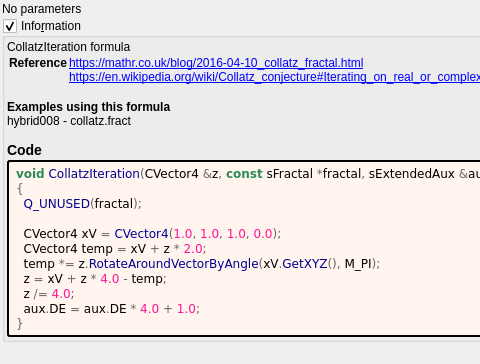
The window that mandelbulber2/formula/ui/collatz.ui (buddhi1980/mandelbulber2) describes before a commit, drawn with Qt 5; both pictures show x 0 to 480 and y 0 to 364 of the 772 by 685 pixel window.
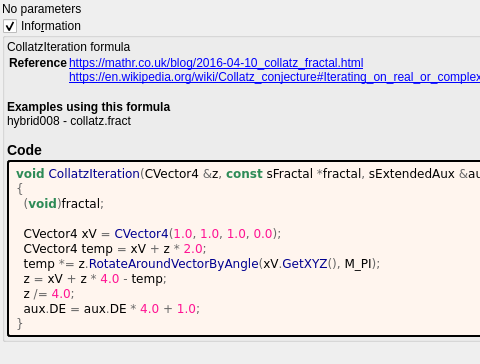
The same window after the commit. Custom widgets are drawn as their Qt base class.

Patch:
```diff
--- a/mandelbulber2/formula/ui/collatz.ui
+++ b/mandelbulber2/formula/ui/collatz.ui
@@ -93,7 +93,7 @@
          <string notr="true">&lt;body style=&quot;background-color:#fff5ee&quot;&gt;
 &lt;pre style=&quot;color:#000000; background-color:#fff5ee;  font-family:&#039;Courier New&#039;,monospace;white-space: pre-wrap;&quot;&gt;&lt;span style=&quot;color:#2e8b57; font-weight:bold&quot;&gt;void&lt;/span&gt; &lt;span style=&quot;color:#00008f&quot;&gt;CollatzIteration&lt;/span&gt;&lt;span style=&quot;color:#676767&quot;&gt;(&lt;/span&gt;CVector4 &lt;span style=&quot;color:#676767&quot;&gt;&amp;amp;&lt;/span&gt;z&lt;span style=&quot;color:#676767&quot;&gt;,&lt;/span&gt; &lt;span style=&quot;color:#2e8b57; font-weight:bold&quot;&gt;const&lt;/span&gt; sFractal &lt;span style=&quot;color:#676767&quot;&gt;*&lt;/span&gt;fractal&lt;span style=&quot;color:#676767&quot;&gt;,&lt;/span&gt; sExtendedAux &lt;span style=&quot;color:#676767&quot;&gt;&amp;amp;&lt;/span&gt;aux&lt;span style=&quot;color:#676767&quot;&gt;)&lt;/span&gt;
 &lt;span style=&quot;color:#676767&quot;&gt;{&lt;/span&gt;
-  &lt;span style=&quot;color:#00008f&quot;&gt;Q_UNUSED&lt;/span&gt;&lt;span style=&quot;color:#676767&quot;&gt;(&lt;/span&gt;fractal&lt;span style=&quot;color:#676767&quot;&gt;);&lt;/span&gt;
+  &lt;span style=&quot;color:#676767&quot;&gt;(&lt;/span&gt;&lt;span style=&quot;color:#2e8b57; font-weight:bold&quot;&gt;void&lt;/span&gt;&lt;span style=&quot;color:#676767&quot;&gt;)&lt;/span&gt;fractal&lt;span style=&quot;color:#676767&quot;&gt;;&lt;/span&gt;
 
   CVector4 xV &lt;span style=&quot;color:#676767&quot;&gt;=&lt;/span&gt; &lt;span style=&quot;color:#00008f&quot;&gt;CVector4&lt;/span&gt;&lt;span style=&quot;color:#676767&quot;&gt;(&lt;/span&gt;&lt;span style=&quot;color:#ff1493&quot;&gt;1.0&lt;/span&gt;&lt;span style=&quot;color:#676767&quot;&gt;,&lt;/span&gt; &lt;span style=&quot;color:#ff1493&quot;&gt;1.0&lt;/span&gt;&lt;span style=&quot;color:#676767&quot;&gt;,&lt;/span&gt; &lt;span style=&quot;color:#ff1493&quot;&gt;1.0&lt;/span&gt;&lt;span style=&quot;color:#676767&quot;&gt;,&lt;/span&gt; &lt;span style=&quot;color:#ff1493&quot;&gt;0.0&lt;/span&gt;&lt;span style=&quot;color:#676767&quot;&gt;);&lt;/span&gt;
   CVector4 temp &lt;span style=&quot;color:#676767&quot;&gt;=&lt;/span&gt; xV &lt;span style=&quot;color:#676767&quot;&gt;+&lt;/span&gt; z &lt;span style=&quot;color:#676767&quot;&gt;*&lt;/span&gt; &lt;span style=&quot;color:#ff1493&quot;&gt;2.0&lt;/span&gt;&lt;span style=&quot;color:#676767&quot;&gt;;&lt;/span&gt;
```
